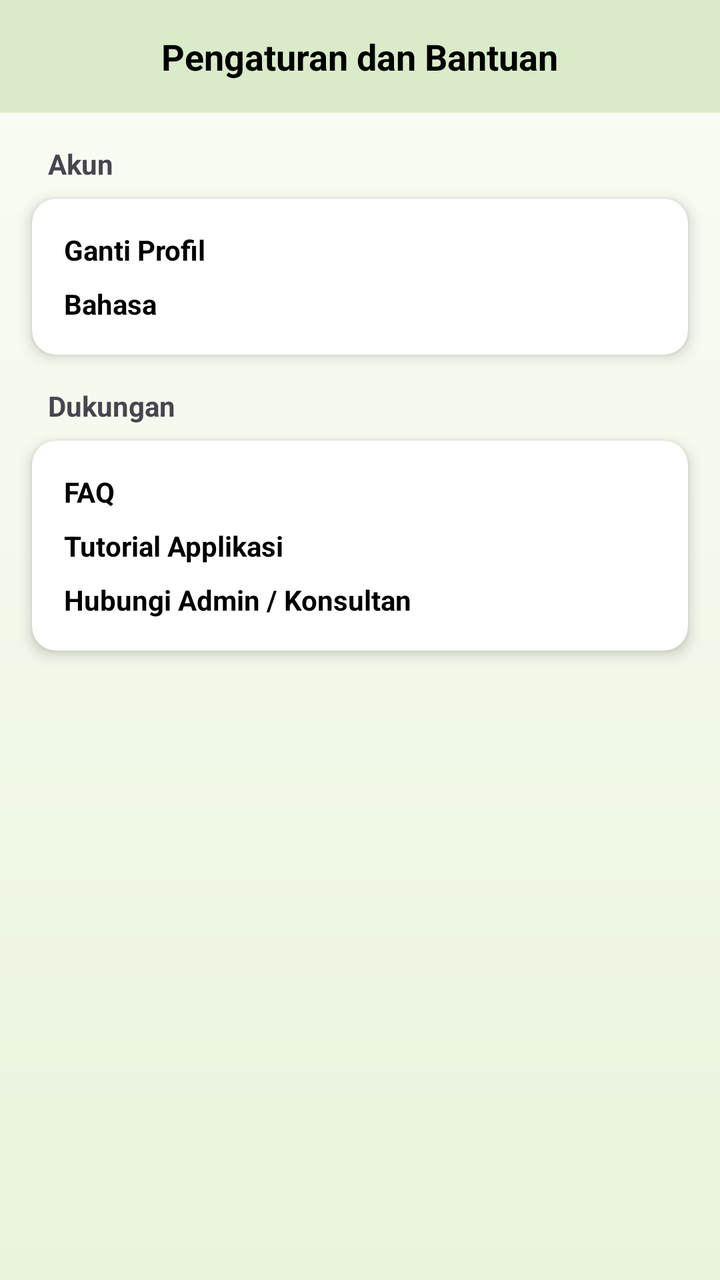
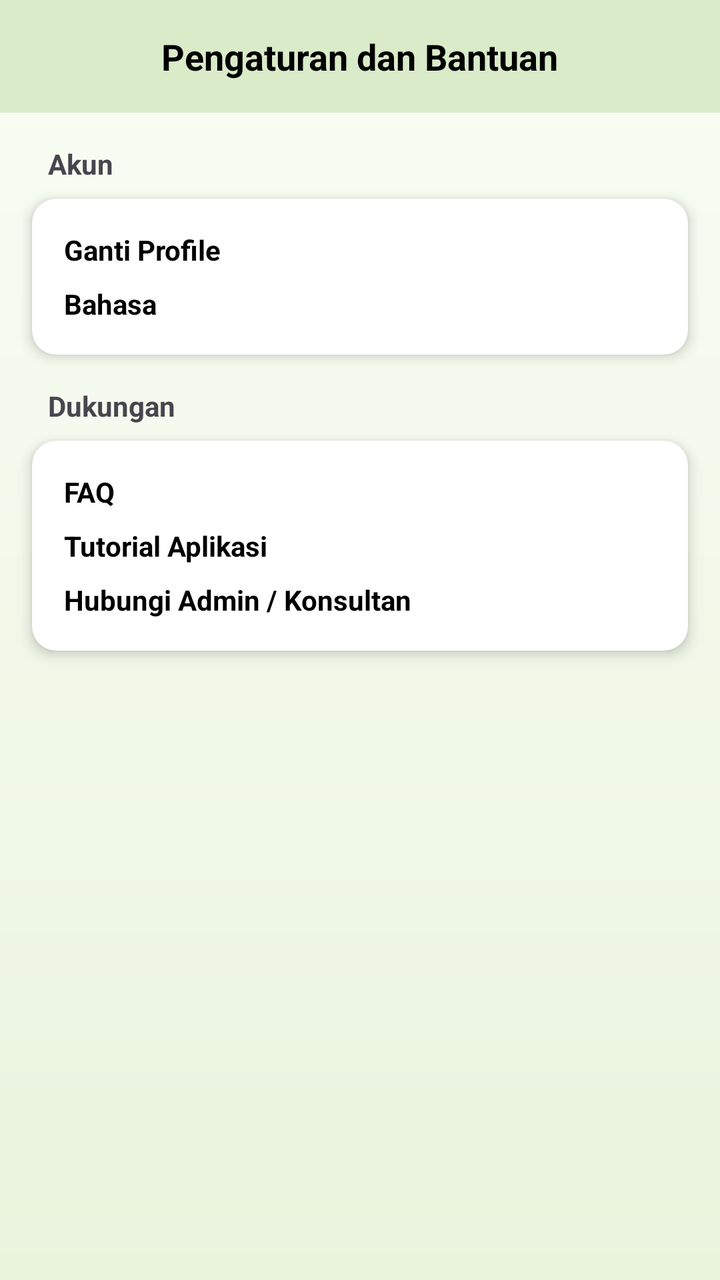

Two renders of the same Android screen: before a commit and after it. Below are the layout's source before the change and the commit's diff.
<!-- AndroidManifest.xml: application theme Theme.SawitKu -->
<!-- res/layout/fragment_setting.xml -->
<?xml version="1.0" encoding="utf-8"?>
<ScrollView xmlns:android="http://schemas.android.com/apk/res/android"
    xmlns:card_view="http://schemas.android.com/apk/res-auto"
    android:layout_width="match_parent"
    android:layout_height="match_parent"
    android:background="@drawable/bg_gradient"
    android:fillViewport="true">

    <LinearLayout
        android:layout_width="match_parent"
        android:layout_height="wrap_content"
        android:orientation="vertical">

        
        <LinearLayout
            android:layout_width="match_parent"
            android:layout_height="wrap_content"
            android:background="#D9EBC9"
            android:gravity="center"
            android:padding="16dp">

            <TextView
                android:id="@+id/tvHeader"
                android:layout_width="wrap_content"
                android:layout_height="wrap_content"
                android:text="Pengaturan dan Bantuan"
                android:textColor="@android:color/black"
                android:textSize="18sp"
                android:textStyle="bold" />
        </LinearLayout>

        
        <TextView
            android:layout_width="wrap_content"
            android:layout_height="wrap_content"
            android:text="Akun"
            android:textStyle="bold"
            android:textSize="14sp"
            android:layout_marginStart="24dp"
            android:layout_marginTop="16dp"
            android:layout_marginBottom="8dp" />

        <androidx.cardview.widget.CardView
            android:layout_width="match_parent"
            android:layout_height="wrap_content"
            android:layout_marginHorizontal="16dp"
            android:layout_marginBottom="16dp"
            card_view:cardCornerRadius="12dp"
            card_view:cardElevation="4dp">

            <LinearLayout
                android:layout_width="match_parent"
                android:layout_height="wrap_content"
                android:orientation="vertical"
                android:padding="16dp">

                <TextView
                    android:id="@+id/tvGantiProfil"
                    android:layout_width="wrap_content"
                    android:layout_height="wrap_content"
                    android:text="Ganti Profil"
                    android:textStyle="bold"
                    android:textColor="@android:color/black"
                    android:layout_marginBottom="8dp" />

                <TextView
                    android:id="@+id/tvBahasa"
                    android:layout_width="wrap_content"
                    android:layout_height="wrap_content"
                    android:text="Bahasa"
                    android:textStyle="bold"
                    android:textColor="@android:color/black" />
            </LinearLayout>
        </androidx.cardview.widget.CardView>

        
        <TextView
            android:layout_width="wrap_content"
            android:layout_height="wrap_content"
            android:text="Dukungan"
            android:textStyle="bold"
            android:textSize="14sp"
            android:layout_marginStart="24dp"
            android:layout_marginBottom="8dp" />

        <androidx.cardview.widget.CardView
            android:layout_width="match_parent"
            android:layout_height="wrap_content"
            android:layout_marginHorizontal="16dp"
            android:layout_marginBottom="16dp"
            card_view:cardCornerRadius="12dp"
            card_view:cardElevation="4dp">

            <LinearLayout
                android:layout_width="match_parent"
                android:layout_height="wrap_content"
                android:orientation="vertical"
                android:padding="16dp">

                <TextView
                    android:id="@+id/tvFAQ"
                    android:layout_width="wrap_content"
                    android:layout_height="wrap_content"
                    android:text="FAQ"
                    android:textStyle="bold"
                    android:textColor="@android:color/black"
                    android:layout_marginBottom="8dp" />

                <TextView
                    android:id="@+id/tvTutorial"
                    android:layout_width="wrap_content"
                    android:layout_height="wrap_content"
                    android:text="Tutorial Applikasi"
                    android:textStyle="bold"
                    android:textColor="@android:color/black"
                    android:layout_marginBottom="8dp" />

                <TextView
                    android:id="@+id/tvHubungi"
                    android:layout_width="wrap_content"
                    android:layout_height="wrap_content"
                    android:text="Hubungi Admin / Konsultan"
                    android:textStyle="bold"
                    android:textColor="@android:color/black" />
            </LinearLayout>
        </androidx.cardview.widget.CardView>

    </LinearLayout>
</ScrollView>
<!-- resources referenced by this layout -->
<resources>
  <!-- drawable bg_gradient (drawable) -->
  <?xml version="1.0" encoding="utf-8"?>
  <shape xmlns:android="http://schemas.android.com/apk/res/android"
      android:shape="rectangle">
  
      <gradient xmlns:android="http://schemas.android.com/apk/res/android"
          android:angle="270"
          android:startColor="#F9FDF5"
          android:endColor="#EAF4DD"
          android:type="linear" />
  
  </shape>
  <style name="Theme.SawitKu" parent="Base.Theme.SawitKu" />
  <style name="Base.Theme.SawitKu" parent="Theme.Material3.DayNight.NoActionBar">
          
          
      </style>
</resources>

<!-- the commit's change to res/layout/fragment_setting.xml (unified diff, before → after) -->
@@ -58,7 +58,7 @@
                     android:id="@+id/tvGantiProfil"
                     android:layout_width="wrap_content"
                     android:layout_height="wrap_content"
-                    android:text="Ganti Profil"
+                    android:text="Ganti Profile"
                     android:textStyle="bold"
                     android:textColor="@android:color/black"
                     android:layout_marginBottom="8dp" />
@@ -110,7 +110,7 @@
                     android:id="@+id/tvTutorial"
                     android:layout_width="wrap_content"
                     android:layout_height="wrap_content"
-                    android:text="Tutorial Applikasi"
+                    android:text="Tutorial Aplikasi"
                     android:textStyle="bold"
                     android:textColor="@android:color/black"
                     android:layout_marginBottom="8dp" />
